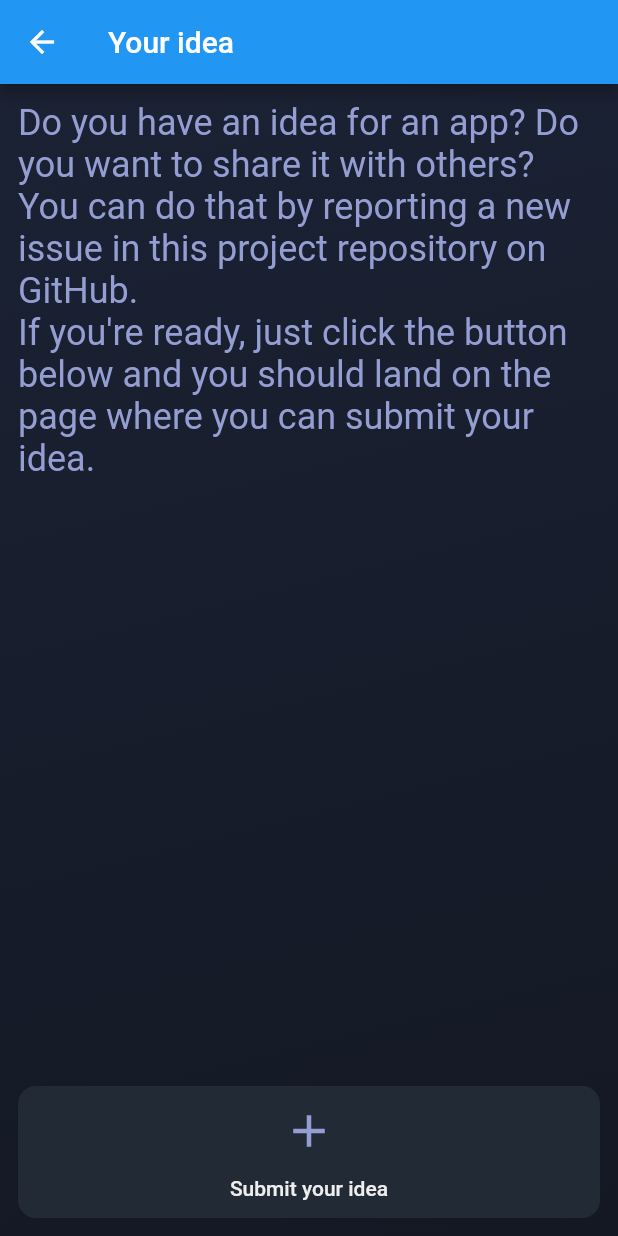
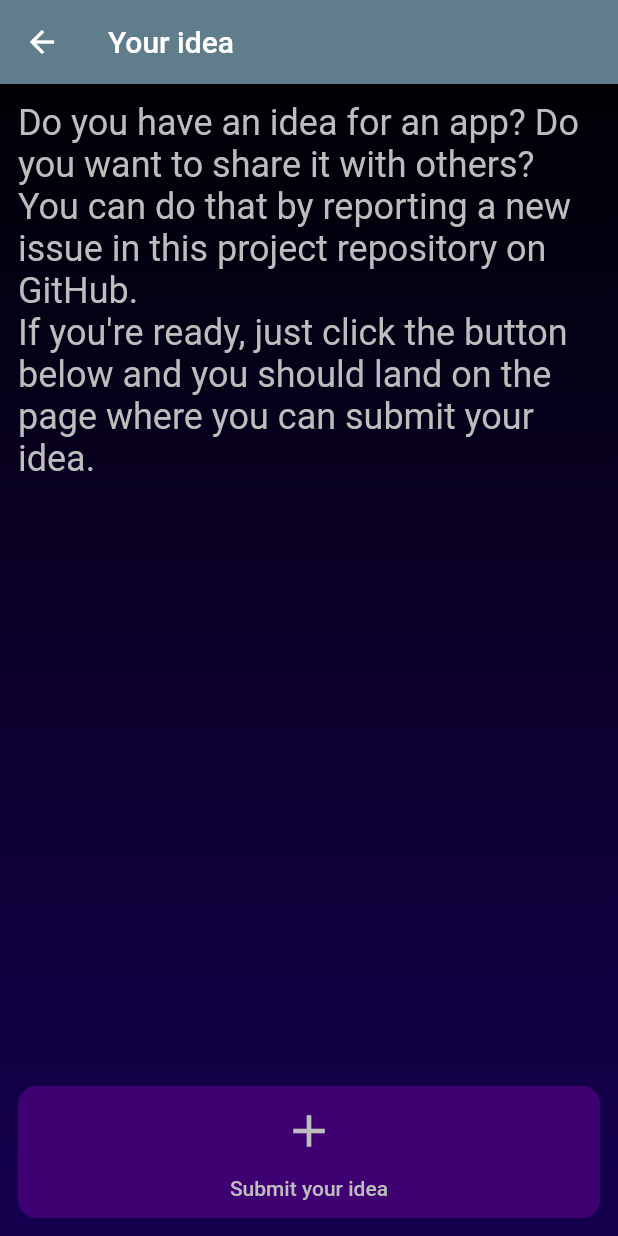
Before and after one commit to mivoligo/app_ideas, a Flutter app: the screen it shows after launch, after a tap on "Propose your idea", on a phone screen of 412 x 824 dp. Run offline on Flutter 3.47's test engine with Material 2 defaults, Android fonts, the phone set to English and light mode, and no system bars; our stand-ins replace bloc, cached_network_image, equatable, flutter_bloc.

Commit message:
Change theme colors

```diff
--- a/lib/app.dart
+++ b/lib/app.dart
@@ -25,8 +25,11 @@ class AppView extends StatelessWidget {
 
   @override
   Widget build(BuildContext context) {
-    return const MaterialApp(
-      home: HomePage(),
+    return MaterialApp(
+      theme: ThemeData(
+        primarySwatch: Colors.blueGrey,
+      ),
+      home: const HomePage(),
     );
   }
 }
--- a/lib/idea_details/view/idea_details_page.dart
+++ b/lib/idea_details/view/idea_details_page.dart
@@ -99,10 +99,7 @@ class _AnimatedDecoratedBox extends StatelessWidget {
               gradient: LinearGradient(
                 begin: Alignment.topCenter,
                 end: Alignment.bottomCenter,
-                colors: [
-                  Colors.transparent,
-                  Theme.of(context).primaryColor.withOpacity(value)
-                ],
+                colors: [Colors.transparent, Colors.black.withOpacity(value)],
               ),
             ),
             child: child,
--- a/lib/ideas/view/ideas_page.dart
+++ b/lib/ideas/view/ideas_page.dart
@@ -121,7 +121,7 @@ class _IdeaCard extends StatelessWidget {
       child: Container(
         decoration: BoxDecoration(
           borderRadius: BorderRadius.circular(12.0),
-          color: const Color(0xFF212A35),
+          color: const Color(0xFF3F0071),
         ),
         clipBehavior: Clip.antiAlias,
         child: InkWell(
@@ -172,7 +172,7 @@ class _IdeaCard extends StatelessWidget {
                         style: Theme.of(context)
                             .textTheme
                             .titleMedium
-                            ?.copyWith(color: Colors.grey.shade400),
+                            ?.copyWith(color: const Color(0xFFBDBDBD)),
                       ),
                     ],
                   ),
--- a/lib/new_idea/view/new_idea_page.dart
+++ b/lib/new_idea/view/new_idea_page.dart
@@ -28,7 +28,7 @@ class NewIdeaPage extends StatelessWidget {
                   style: Theme.of(context)
                       .textTheme
                       .headlineSmall
-                      ?.copyWith(color: const Color(0xFF949ED3)),
+                      ?.copyWith(color: const Color(0xFFBDBDBD)),
                 ),
               ),
             ),
--- a/lib/widgets/clickable_card.dart
+++ b/lib/widgets/clickable_card.dart
@@ -5,7 +5,7 @@ class ClickableCard extends StatelessWidget {
     Key? key,
     required this.title,
     required this.iconData,
-    this.backgroundColorInt = 0xFF212A35,
+    this.backgroundColorInt = 0xFF3F0071,
     required this.onTap,
   }) : super(key: key);
 
@@ -33,7 +33,7 @@ class ClickableCard extends StatelessWidget {
                 padding: const EdgeInsets.only(top: 12.0),
                 child: Icon(
                   iconData,
-                  color: const Color(0xFF949ED3),
+                  color: const Color(0xFFBDBDBD),
                   size: 36,
                 ),
               ),
@@ -45,7 +45,7 @@ class ClickableCard extends StatelessWidget {
                   style: Theme.of(context)
                       .textTheme
                       .bodyLarge
-                      ?.copyWith(color: Colors.grey.shade200),
+                      ?.copyWith(color: const Color(0xFFBDBDBD)),
                 ),
               ),
             ],
--- a/lib/widgets/error_card.dart
+++ b/lib/widgets/error_card.dart
@@ -5,6 +5,7 @@ class ErrorCard extends StatelessWidget {
   const ErrorCard({
     Key? key,
     this.iconData = Icons.cloud_off,
+    this.iconColor = const Color(0xFFBDBDBD),
     this.iconSize = 80,
     required this.errorMessage,
     required this.onReloadTap,
@@ -14,6 +15,7 @@ class ErrorCard extends StatelessWidget {
   }) : super(key: key);
 
   final IconData iconData;
+  final Color iconColor;
   final double iconSize;
   final String errorMessage;
   final VoidCallback? onReloadTap;
@@ -29,6 +31,7 @@ class ErrorCard extends StatelessWidget {
         Icon(
           iconData,
           size: iconSize,
+          color: iconColor,
         ),
         Expanded(
           child: Padding(
--- a/lib/widgets/page_background.dart
+++ b/lib/widgets/page_background.dart
@@ -16,11 +16,11 @@ class PageBackground extends StatelessWidget {
       decoration: const BoxDecoration(
         gradient: LinearGradient(
           colors: [
-            Color(0xFF1B2234),
-            Color(0xFF131823),
+            Color(0xFF000000),
+            Color(0xFF150050),
           ],
           begin: Alignment.topCenter,
-          end: Alignment.bottomRight,
+          end: Alignment.bottomCenter,
         ),
       ),
       child: Scaffold(
```
Also changed, not shown: lib/idea_details/view/code_examples_view.dart (+13 -4 lines), lib/widgets/dialog_card.dart (+6 -2 lines).
